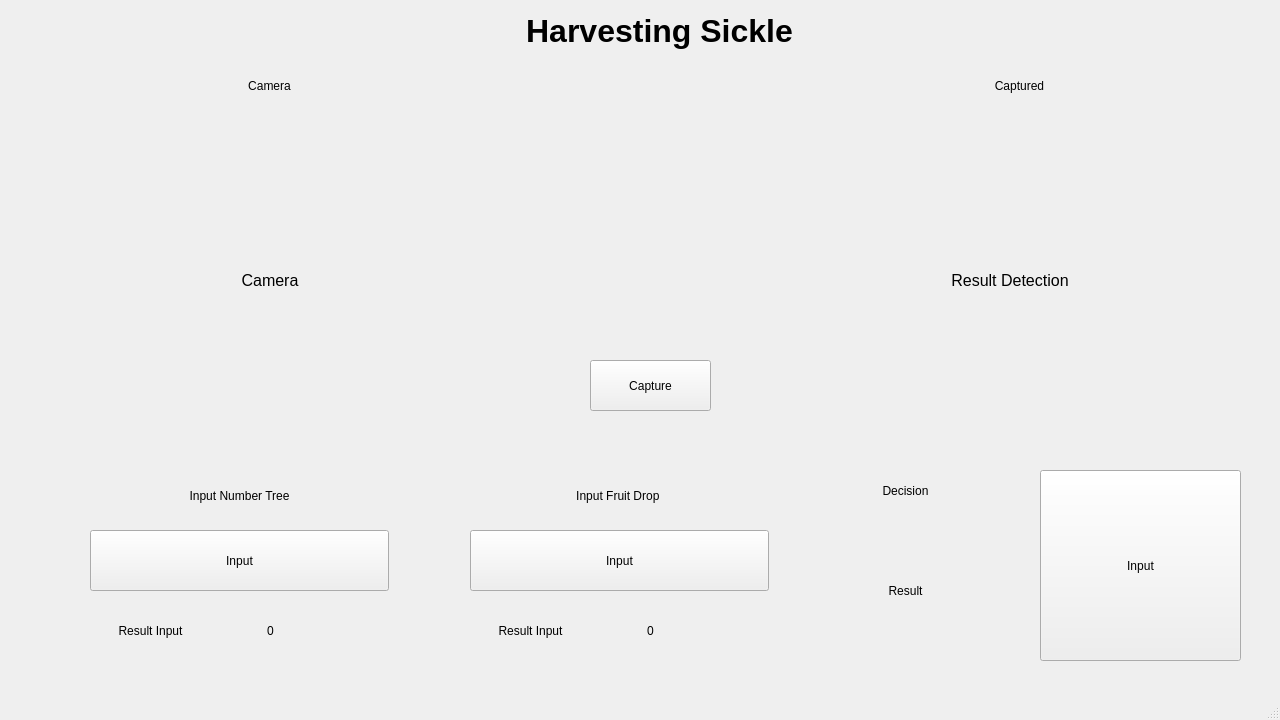
Above: code/APP.ui from alldone03/SwtYL before the change. Below: the same form after it.
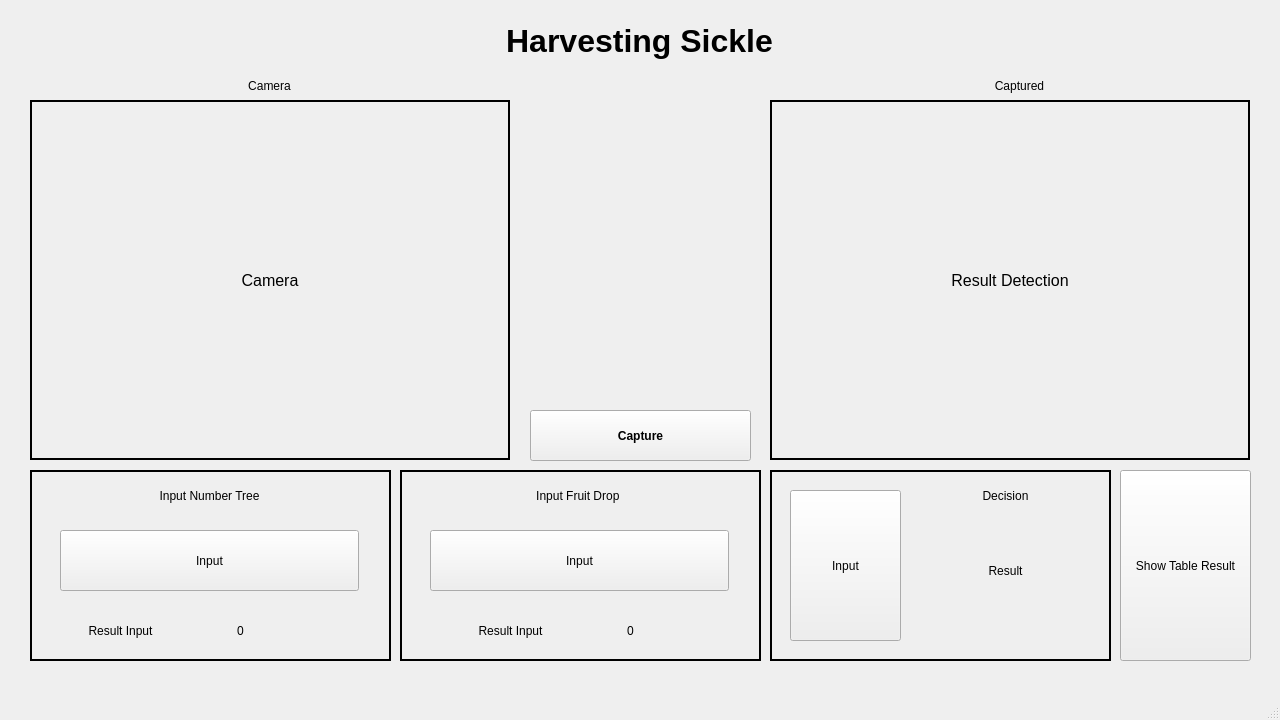
That is the form after the change.

```diff
--- a/code/APP.ui
+++ b/code/APP.ui
@@ -34,6 +34,9 @@
       <pointsize>12</pointsize>
      </font>
     </property>
+    <property name="frameShape">
+     <enum>QFrame::WinPanel</enum>
+    </property>
     <property name="text">
      <string>Camera</string>
     </property>
@@ -44,12 +47,18 @@
    <widget class="QPushButton" name="Capture">
     <property name="geometry">
      <rect>
-      <x>590</x>
-      <y>360</y>
-      <width>121</width>
+      <x>530</x>
+      <y>410</y>
+      <width>221</width>
       <height>51</height>
      </rect>
     </property>
+    <property name="font">
+     <font>
+      <weight>75</weight>
+      <bold>true</bold>
+     </font>
+    </property>
     <property name="text">
      <string>Capture</string>
     </property>
@@ -57,7 +66,7 @@
    <widget class="QLabel" name="label_3">
     <property name="geometry">
      <rect>
-      <x>470</x>
+      <x>430</x>
       <y>480</y>
       <width>299</width>
       <height>31</height>
@@ -73,10 +82,10 @@
    <widget class="QLabel" name="label_2">
     <property name="geometry">
      <rect>
-      <x>800</x>
-      <y>470</y>
-      <width>211</width>
-      <height>41</height>
+      <x>920</x>
+      <y>480</y>
+      <width>171</width>
+      <height>31</height>
      </rect>
     </property>
     <property name="text">
@@ -106,6 +115,15 @@
       <pointsize>12</pointsize>
      </font>
     </property>
+    <property name="frameShape">
+     <enum>QFrame::WinPanel</enum>
+    </property>
+    <property name="frameShadow">
+     <enum>QFrame::Plain</enum>
+    </property>
+    <property name="lineWidth">
+     <number>20</number>
+    </property>
     <property name="text">
      <string>Result Detection</string>
     </property>
@@ -119,8 +137,8 @@
    <widget class="QLabel" name="label">
     <property name="geometry">
      <rect>
-      <x>150</x>
-      <y>10</y>
+      <x>130</x>
+      <y>20</y>
       <width>1019</width>
       <height>41</height>
      </rect>
@@ -180,7 +198,7 @@
    <widget class="QPushButton" name="btn_buahjatuh">
     <property name="geometry">
      <rect>
-      <x>470</x>
+      <x>430</x>
       <y>530</y>
       <width>299</width>
       <height>61</height>
@@ -193,7 +211,7 @@
    <widget class="QLabel" name="label_6">
     <property name="geometry">
      <rect>
-      <x>480</x>
+      <x>460</x>
       <y>610</y>
       <width>101</width>
       <height>41</height>
@@ -209,7 +227,7 @@
    <widget class="QLabel" name="val_buahjatuh">
     <property name="geometry">
      <rect>
-      <x>600</x>
+      <x>580</x>
       <y>610</y>
       <width>101</width>
       <height>41</height>
@@ -225,7 +243,7 @@
    <widget class="QPushButton" name="btn_nomorPohon">
     <property name="geometry">
      <rect>
-      <x>90</x>
+      <x>60</x>
       <y>530</y>
       <width>299</width>
       <height>61</height>
@@ -238,7 +256,7 @@
    <widget class="QLabel" name="label_8">
     <property name="geometry">
      <rect>
-      <x>90</x>
+      <x>60</x>
       <y>480</y>
       <width>299</width>
       <height>31</height>
@@ -254,7 +272,7 @@
    <widget class="QLabel" name="val_nomorpohon">
     <property name="geometry">
      <rect>
-      <x>220</x>
+      <x>190</x>
       <y>610</y>
       <width>101</width>
       <height>41</height>
@@ -270,7 +288,7 @@
    <widget class="QLabel" name="label_10">
     <property name="geometry">
      <rect>
-      <x>100</x>
+      <x>70</x>
       <y>610</y>
       <width>101</width>
       <height>41</height>
@@ -286,9 +304,9 @@
    <widget class="QLabel" name="label_11">
     <property name="geometry">
      <rect>
-      <x>800</x>
-      <y>520</y>
-      <width>211</width>
+      <x>920</x>
+      <y>500</y>
+      <width>171</width>
       <height>141</height>
      </rect>
     </property>
@@ -302,16 +320,98 @@
    <widget class="QPushButton" name="btn_showtableresult">
     <property name="geometry">
      <rect>
-      <x>1040</x>
-      <y>470</y>
-      <width>201</width>
-      <height>191</height>
+      <x>790</x>
+      <y>490</y>
+      <width>111</width>
+      <height>151</height>
      </rect>
     </property>
     <property name="text">
      <string>Input</string>
     </property>
    </widget>
+   <widget class="QPushButton" name="btn_showtableresult_2">
+    <property name="geometry">
+     <rect>
+      <x>1120</x>
+      <y>470</y>
+      <width>131</width>
+      <height>191</height>
+     </rect>
+    </property>
+    <property name="text">
+     <string>Show Table Result</string>
+    </property>
+   </widget>
+   <widget class="QLabel" name="label_7">
+    <property name="geometry">
+     <rect>
+      <x>30</x>
+      <y>470</y>
+      <width>361</width>
+      <height>191</height>
+     </rect>
+    </property>
+    <property name="frameShape">
+     <enum>QFrame::WinPanel</enum>
+    </property>
+    <property name="text">
+     <string/>
+    </property>
+   </widget>
+   <widget class="QLabel" name="label_9">
+    <property name="geometry">
+     <rect>
+      <x>400</x>
+      <y>470</y>
+      <width>361</width>
+      <height>191</height>
+     </rect>
+    </property>
+    <property name="frameShape">
+     <enum>QFrame::WinPanel</enum>
+    </property>
+    <property name="text">
+     <string/>
+    </property>
+   </widget>
+   <widget class="QLabel" name="label_12">
+    <property name="geometry">
+     <rect>
+      <x>770</x>
+      <y>470</y>
+      <width>341</width>
+      <height>191</height>
+     </rect>
+    </property>
+    <property name="frameShape">
+     <enum>QFrame::WinPanel</enum>
+    </property>
+    <property name="text">
+     <string/>
+    </property>
+   </widget>
+   <zorder>label_12</zorder>
+   <zorder>label_9</zorder>
+   <zorder>label_7</zorder>
+   <zorder>Camera</zorder>
+   <zorder>Capture</zorder>
+   <zorder>label_3</zorder>
+   <zorder>label_2</zorder>
+   <zorder>Camera_2</zorder>
+   <zorder>label</zorder>
+   <zorder>label_4</zorder>
+   <zorder>label_5</zorder>
+   <zorder>btn_buahjatuh</zorder>
+   <zorder>label_6</zorder>
+   <zorder>val_buahjatuh</zorder>
+   <zorder>btn_nomorPohon</zorder>
+   <zorder>label_8</zorder>
+   <zorder>val_nomorpohon</zorder>
+   <zorder>label_10</zorder>
+   <zorder>label_11</zorder>
+   <zorder>btn_processdecision</zorder>
+   <zorder>btn_showtableresult_2</zorder>
   </widget>
   <widget class="QMenuBar" name="menubar">
    <property name="geometry">
```
Left out of the diff: 2 changed lines with no effect on the pictures.
